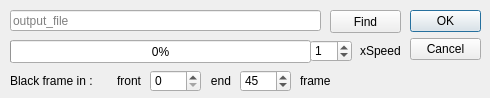
The window that video_editor/video_save.ui (ulistar93/pyqt) describes before a commit, drawn with Qt 5.
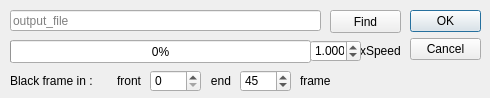
The same window after the commit.

Commit message: [feat] change save speed up int -> float

The edit to the form file:
```diff
--- a/video_editor/video_save.ui
+++ b/video_editor/video_save.ui
@@ -99,22 +99,6 @@
     <string>xSpeed</string>
    </property>
   </widget>
-  <widget class="QSpinBox" name="speedUp">
-   <property name="geometry">
-    <rect>
-     <x>310</x>
-     <y>40</y>
-     <width>42</width>
-     <height>22</height>
-    </rect>
-   </property>
-   <property name="maximum">
-    <number>360</number>
-   </property>
-   <property name="value">
-    <number>1</number>
-   </property>
-  </widget>
   <widget class="QLabel" name="BlackText_2">
    <property name="geometry">
     <rect>
@@ -208,6 +192,28 @@
     <set>Qt::AlignLeading|Qt::AlignLeft|Qt::AlignVCenter</set>
    </property>
   </widget>
+  <widget class="QDoubleSpinBox" name="speedUp">
+   <property name="geometry">
+    <rect>
+     <x>310</x>
+     <y>40</y>
+     <width>51</width>
+     <height>22</height>
+    </rect>
+   </property>
+   <property name="decimals">
+    <number>3</number>
+   </property>
+   <property name="minimum">
+    <double>0.100000000000000</double>
+   </property>
+   <property name="maximum">
+    <double>20.000000000000000</double>
+   </property>
+   <property name="value">
+    <double>1.000000000000000</double>
+   </property>
+  </widget>
  </widget>
  <resources/>
  <connections/>
```
The commit also changes 1 other file.
